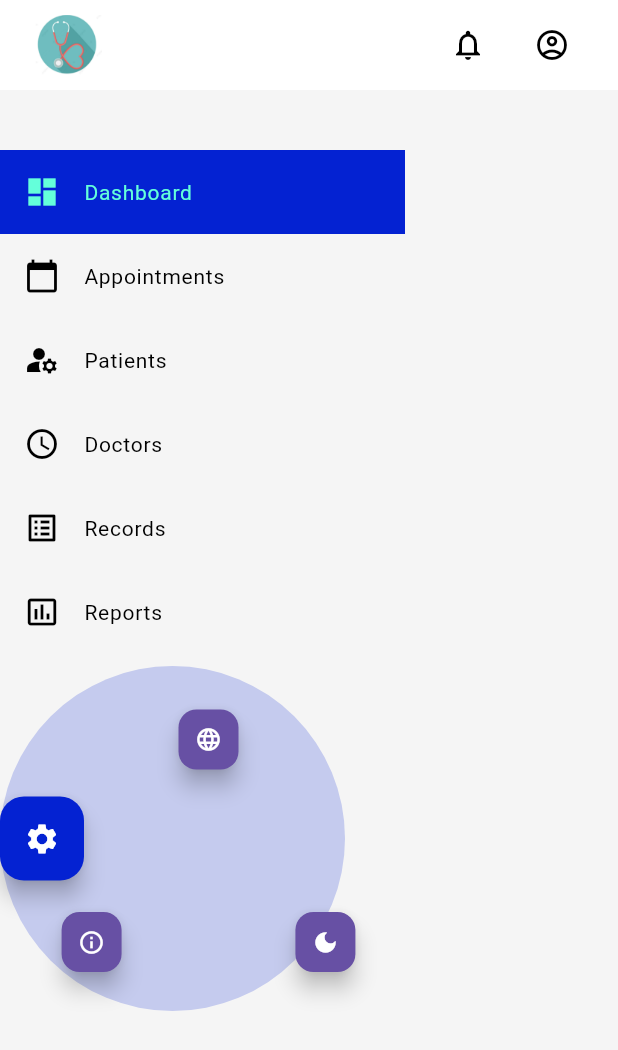
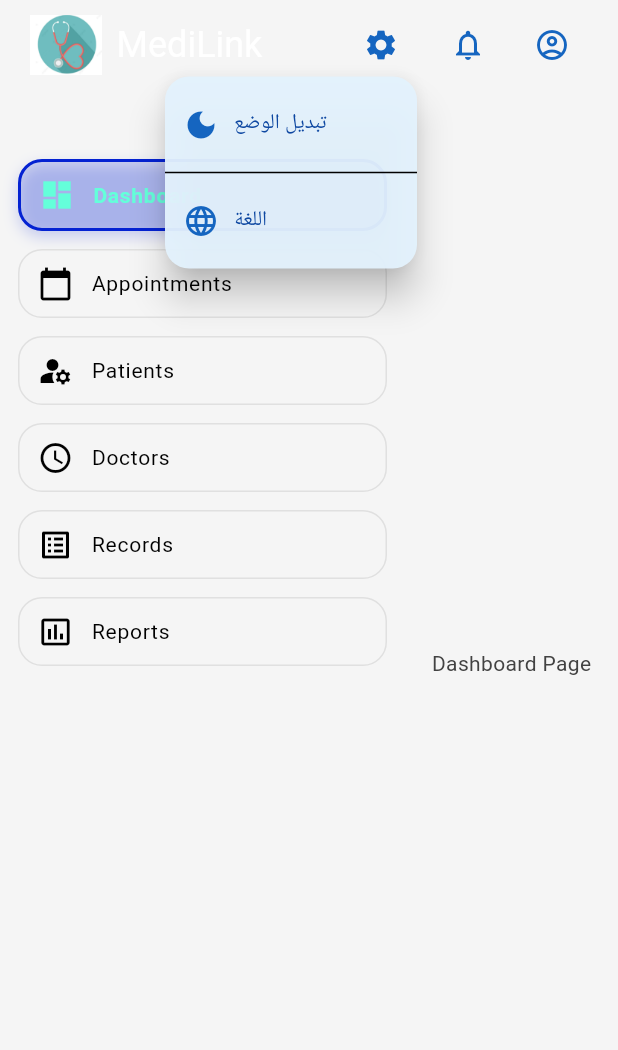
Before and after one commit to naghamalsaho/medilink, a Flutter app: the screen it shows after launch, after a tap on the "settings" icon, on a phone screen of 412 x 824 dp. Shown: the top 1050 px of the screen. Run offline on Flutter 3.47's test engine with Material 3 defaults, Android fonts, the phone set to English and light mode, and no system bars; our stand-ins replace get, get_storage, shared_preferences; Roboto replaces fonts that are missing (Gafata).

```diff
--- a/lib/view/widget/RadialSettingsButton.dart
+++ b/lib/view/widget/RadialSettingsButton.dart
@@ -1,4 +1,4 @@
-
+/*
 import 'dart:math';
 
 import 'package:flutter/material.dart';
@@ -145,3 +145,4 @@ class _RadialSettingsButtonState extends State<RadialSettingsButton>
     );
   }
 }
+*/
--- a/lib/view/widget/home/MainLayout.dart
+++ b/lib/view/widget/home/MainLayout.dart
@@ -1,23 +1,24 @@
 import 'package:flutter/material.dart';
 import 'package:get/get.dart';
-
 import 'package:medilink/view/screen/notification/NotificationsPage.dart';
 import 'package:medilink/view/screen/profile/ProfilePage.dart';
-
+import 'package:medilink/view/widget/LanguageDialog.dart';
 import 'package:medilink/view/widget/home/Sidebar.dart';
-import 'package:flutter/material.dart';
-import 'package:get/get.dart';
-
-
-import 'package:medilink/view/widget/home/Sidebar.dart';
+import 'package:medilink/controller/ThemeController.dart';
+import 'package:medilink/core/localization/changelocal.dart';
 
 
 class MainLayout extends StatelessWidget {
   MainLayout({Key? key}) : super(key: key);
+
   final SidebarController sidebarController = Get.find<SidebarController>();
+  final ThemeController themeController = Get.find<ThemeController>();
 
   @override
   Widget build(BuildContext context) {
+    final isDark = themeController.themeMode.value == ThemeMode.dark;
+    final iconColor = isDark ? Colors.blue[200] : Colors.blue[800];
+
     return Scaffold(
       body: Column(
         children: [
@@ -25,11 +26,11 @@ class MainLayout extends StatelessWidget {
           Container(
             height: 60,
             padding: const EdgeInsets.symmetric(horizontal: 20),
-            color: Colors.white,
+            color: Theme.of(context).scaffoldBackgroundColor,
             child: Row(
               mainAxisAlignment: MainAxisAlignment.spaceBetween,
               children: [
-                // ◀️ جهة اليسار: الشعار + الاسم
+                // ◀️ الشعار والاسم
                 Row(
                   children: [
                     Image.asset('assets/images/logo.png', height: 40),
@@ -41,22 +42,88 @@ class MainLayout extends StatelessWidget {
                   ],
                 ),
 
-                // ▶️ جهة اليمين: إشعارات + الحساب
+                // ▶️ الإعدادات والإشعارات والحساب
                 Row(
                   children: [
+                    // ⚙️ قائمة الإعدادات المنسدلة
+                    PopupMenuButton<String>(
+                      icon: Icon(Icons.settings, color: iconColor),
+                      tooltip: "Settings",
+                      color: Colors.blue.shade50.withOpacity(0.95),
+                      shape: RoundedRectangleBorder(
+                        borderRadius: BorderRadius.circular(16),
+                      ),
+                      offset: const Offset(0, 45),
+                      elevation: 10,
+                      onSelected: (value) {
+                        if (value == 'theme') {
+                          themeController.toggleTheme();
+                        } else if (value == 'language_dialog') {
+                          showDialog(
+                            context: context,
+                            builder: (context) => const LanguageDialog(),
+                          );
+                        }
+                      },
+                      itemBuilder: (BuildContext context) => [
+                        PopupMenuItem<String>(
+                          value: 'theme',
+                          child: Row(
+                            children: [
+                              Icon(
+                                isDark ? Icons.light_mode : Icons.dark_mode,
+                                color: Colors.blue[800],
+                              ),
+                              const SizedBox(width: 10),
+                              Text(
+                                'تبديل الوضع',
+                                style: TextStyle(
+                                  fontWeight: FontWeight.w500,
+                                  color: Colors.blue[900],
+                                ),
+                              ),
+                            ],
+                          ),
+                        ),
+                        const PopupMenuDivider(),
+                        PopupMenuItem<String>(
+                          value: 'language_dialog',
+                          child: Row(
+                            children: [
+                              Icon(Icons.language, color: Colors.blue[800]),
+                              const SizedBox(width: 10),
+                              Text(
+                                'اللغة',
+                                style: TextStyle(
+                                  fontWeight: FontWeight.w500,
+                                  color: Colors.blue[900],
+                                ),
+                              ),
+                            ],
+                          ),
+                        ),
+                      ],
+                    ),
+
+                    const SizedBox(width: 10),
+
+                    // 🔔 الإشعارات
                     IconButton(
-                      icon: Icon(Icons.notifications_none),
+                      icon: Icon(Icons.notifications_none, color: iconColor),
                       tooltip: "Notifications",
                       onPressed: () {
-                        sidebarController.selectedIndex.value = 30; // إشعارات
+                        sidebarController.selectedIndex.value = 30;
                       },
                     ),
+
                     const SizedBox(width: 8),
+
+                    // 👤 الحساب
                     IconButton(
-                      icon: Icon(Icons.account_circle_outlined),
+                      icon: Icon(Icons.account_circle_outlined, color: iconColor),
                       tooltip: "Profile",
                       onPressed: () {
-                        sidebarController.selectedIndex.value = 40; // البروفايل
+                        sidebarController.selectedIndex.value = 40;
                       },
                     ),
                   ],
@@ -65,29 +132,25 @@ class MainLayout extends StatelessWidget {
             ),
           ),
 
-          // ✅ أسفل الشريط: الصف الكامل للـ Sidebar والمحتوى المتغير
+          // ✅ الصف الكامل للـ Sidebar والمحتوى
           Expanded(
             child: Row(
               children: [
                 Sidebar(),
-
-                // ✅ المحتوى حسب الزر المختار
                 Expanded(
                   child: Obx(() {
                     switch (sidebarController.selectedIndex.value) {
                       case 0:
-                       // return DashboardPage(); // لوحة القيادة
+                        return const Center(child: Text("Dashboard Page"));
                       case 30:
-                        return NotificationPage(); // الإشعارات
-                      case 99:
-                        return ProfilePage(); // الملف الشخصي
-                      case 6:
-                       // return SettingsCircleMenu(); // الإعدادات
+                        return NotificationPage();
+                      case 40:
+                        return ProfilePage();
                       default:
                         return Center(
                           child: Text(
                             'Page ${sidebarController.selectedIndex.value}',
-                            style: TextStyle(fontSize: 24),
+                            style: const TextStyle(fontSize: 24),
                           ),
                         );
                     }
--- a/lib/view/widget/home/Sidebar.dart
+++ b/lib/view/widget/home/Sidebar.dart
@@ -40,16 +40,21 @@ class Sidebar extends StatelessWidget {
                 if (index == staticItems.length) {
                   return Padding(
                     padding: const EdgeInsets.only(left: 0, top: 8, bottom: 12),
-                    child: RadialSettingsButton(
-                      themeController: themeController,
-                      sidebarController: sidebarController,
-                    ),
+                 //   child: RadialSettingsButton(
+                 //     themeController: themeController,
+                 //     sidebarController: sidebarController,
+                 //   ),
                   );
                 }
 
                 final item = staticItems[index];
                 final isSelected =
                     sidebarController.selectedIndex.value == index;
+
+                return Padding(
+  padding: const EdgeInsets.symmetric(horizontal: 12.0, vertical: 6),
+  child: Obx(() {
+    final isSelected = sidebarController.selectedIndex.value == index;
 
     return GestureDetector(
       onTap: () {
@@ -58,31 +63,49 @@ class Sidebar extends StatelessWidget {
       },
       child: AnimatedContainer(
         duration: const Duration(milliseconds: 300),
-                    color: isSelected ? AppColor.primary : Colors.transparent,
-                    child: ListTile(
-                      leading: Icon(
+        curve: Curves.easeInOut,
+        decoration: BoxDecoration(
+          color: isSelected ? AppColor.primary.withOpacity(0.15) : Colors.transparent,
+          borderRadius: BorderRadius.circular(16),
+          border: Border.all(
+            color: isSelected ? AppColor.primary : Colors.grey.shade300,
+            width: isSelected ? 2 : 1,
+          ),
+          boxShadow: isSelected
+              ? [
+                  BoxShadow(
+                    color: AppColor.primary.withOpacity(0.2),
+                    blurRadius: 8,
+                    offset: const Offset(0, 4),
+                  )
+                ]
+              : [],
+        ),
+        padding: const EdgeInsets.symmetric(horizontal: 12, vertical: 8),
+        child: Row(
+          children: [
+            Icon(
               item['icon'],
+              color: isSelected ? AppColor.accent : Theme.of(context).iconTheme.color,
+            ),
+            const SizedBox(width: 12),
+            Text(
+              item['label'],
+              style: Theme.of(context).textTheme.bodyLarge!.copyWith(
                     color: isSelected
                         ? AppColor.accent
-                            : Theme.of(context).iconTheme.color,
-                      ),
-                      title: Text(
-                        item['label'],
-                        style: Theme.of(context)
-                            .textTheme
-                            .bodyLarge!
-                            .copyWith(
-                              color: isSelected
-                                  ? AppColor.accent
-                                  : Theme.of(context)
-                                      .textTheme
-                                      .bodyLarge!
-                                      .color,
+                        : Theme.of(context).textTheme.bodyLarge!.color,
+                    fontWeight: isSelected ? FontWeight.bold : FontWeight.normal,
                   ),
             ),
+          ],
         ),
       ),
     );
+  }),
+);
+
+
               },
             ),
           ),
```
Lines whose indentation alone changed are shown as unchanged.
